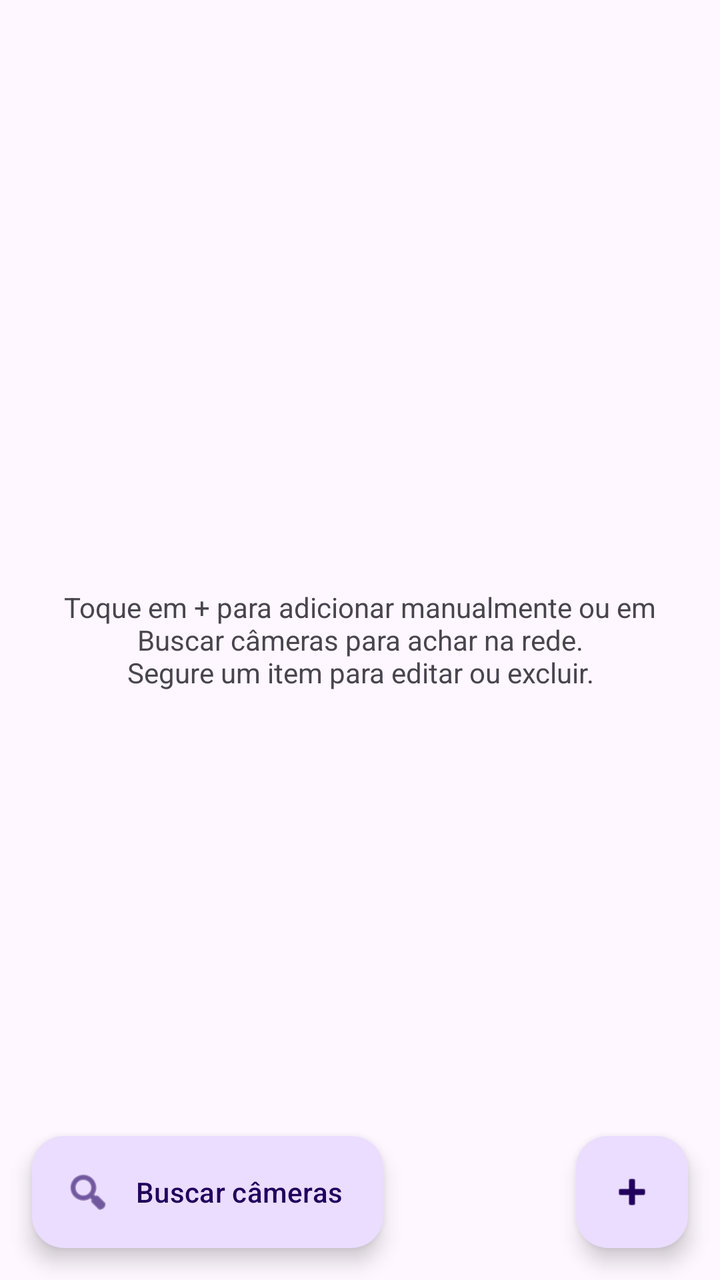
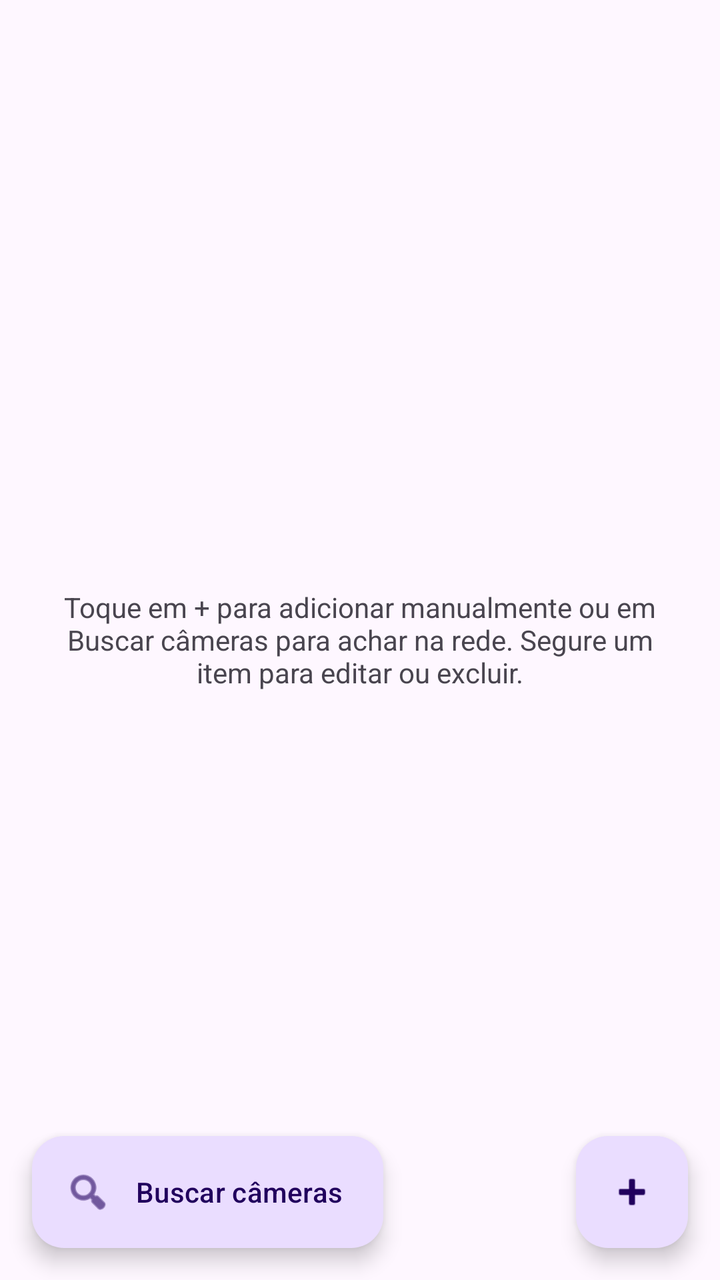

The first picture is an Android layout as it rendered before a commit; the second is the same layout after the commit. The layout source and the unified diff follow.
<!-- AndroidManifest.xml: application theme Theme.MinhaCamera -->
<!-- res/layout/activity_main.xml -->
<?xml version="1.0" encoding="utf-8"?>
<FrameLayout xmlns:android="http://schemas.android.com/apk/res/android"
    xmlns:app="http://schemas.android.com/apk/res-auto"
    android:layout_width="match_parent"
    android:layout_height="match_parent">

    <ListView
        android:id="@+id/list"
        android:layout_width="match_parent"
        android:layout_height="match_parent" />

    <TextView
        android:id="@+id/empty"
        android:layout_width="wrap_content"
        android:layout_height="wrap_content"
        android:layout_gravity="center"
        android:padding="24dp"
        android:gravity="center"
        android:text="@string/lista_vazia" />

    <com.google.android.material.floatingactionbutton.ExtendedFloatingActionButton
        android:id="@+id/fabScan"
        android:layout_width="wrap_content"
        android:layout_height="wrap_content"
        android:layout_gravity="bottom|start"
        android:layout_margin="16dp"
        android:text="@string/buscar_cameras"
        app:icon="@android:drawable/ic_menu_search" />

    <com.google.android.material.floatingactionbutton.FloatingActionButton
        android:id="@+id/fab"
        android:layout_width="wrap_content"
        android:layout_height="wrap_content"
        android:layout_gravity="bottom|end"
        android:layout_margin="16dp"
        android:contentDescription="@string/nova_camera"
        android:src="@android:drawable/ic_input_add" />
</FrameLayout>
<!-- resources referenced by this layout -->
<resources>
  <string name="buscar_cameras">Buscar câmeras</string>
  <string name="lista_vazia">Toque em + para adicionar manualmente ou em Buscar câmeras para achar na rede.\nSegure um item para editar ou excluir.</string>
  <string name="nova_camera">Nova câmera</string>
  <style name="Theme.MinhaCamera" parent="Theme.Material3.DayNight" />
</resources>

<!-- the commit's change to res/layout/activity_main.xml (unified diff, before → after) -->
@@ -7,15 +7,20 @@
     <ListView
         android:id="@+id/list"
         android:layout_width="match_parent"
-        android:layout_height="match_parent" />
+        android:layout_height="match_parent"
+        android:clipToPadding="false"
+        android:divider="@android:color/transparent"
+        android:dividerHeight="4dp"
+        android:paddingTop="8dp"
+        android:paddingBottom="116dp" />
 
     <TextView
         android:id="@+id/empty"
         android:layout_width="wrap_content"
         android:layout_height="wrap_content"
         android:layout_gravity="center"
+        android:gravity="center"
         android:padding="24dp"
-        android:gravity="center"
         android:text="@string/lista_vazia" />
 
     <com.google.android.material.floatingactionbutton.ExtendedFloatingActionButton
<!-- resource entries referenced after the edit -->
@@ -1,7 +1,8 @@
 <!-- resources referenced by this layout -->
 <resources>
   <string name="buscar_cameras">Buscar câmeras</string>
-  <string name="lista_vazia">Toque em + para adicionar manualmente ou em Buscar câmeras para achar na rede.\nSegure um item para editar ou excluir.</string>
+  <string name="lista_vazia">Toque em + para adicionar manualmente ou em Buscar câmeras para achar na rede.
+  Segure um item para editar ou excluir.</string>
   <string name="nova_camera">Nova câmera</string>
   <style name="Theme.MinhaCamera" parent="Theme.Material3.DayNight" />
 </resources>
